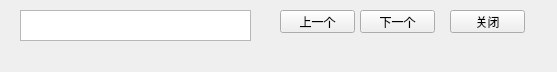
Before: the Qt Designer form src/Projects/TextEditor/FindWidget.ui in jiguotong/TextEditor, drawn with Qt 5.
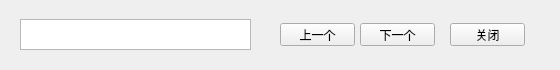
After: the same form once the commit is applied.

```diff
--- a/src/Projects/TextEditor/FindWidget.ui
+++ b/src/Projects/TextEditor/FindWidget.ui
@@ -6,10 +6,22 @@
    <rect>
     <x>0</x>
     <y>0</y>
-    <width>557</width>
-    <height>72</height>
+    <width>560</width>
+    <height>70</height>
    </rect>
   </property>
+  <property name="minimumSize">
+   <size>
+    <width>560</width>
+    <height>70</height>
+   </size>
+  </property>
+  <property name="maximumSize">
+   <size>
+    <width>560</width>
+    <height>70</height>
+   </size>
+  </property>
   <property name="windowTitle">
    <string>FindWidget</string>
   </property>
@@ -18,7 +30,7 @@
     <property name="geometry">
      <rect>
       <x>20</x>
-      <y>10</y>
+      <y>19</y>
       <width>231</width>
       <height>31</height>
      </rect>
@@ -28,7 +40,7 @@
     <property name="geometry">
      <rect>
       <x>360</x>
-      <y>10</y>
+      <y>23</y>
       <width>75</width>
       <height>23</height>
      </rect>
@@ -41,7 +53,7 @@
     <property name="geometry">
      <rect>
       <x>280</x>
-      <y>10</y>
+      <y>23</y>
       <width>75</width>
       <height>23</height>
      </rect>
@@ -54,7 +66,7 @@
     <property name="geometry">
      <rect>
       <x>450</x>
-      <y>10</y>
+      <y>23</y>
       <width>75</width>
       <height>23</height>
      </rect>
```
